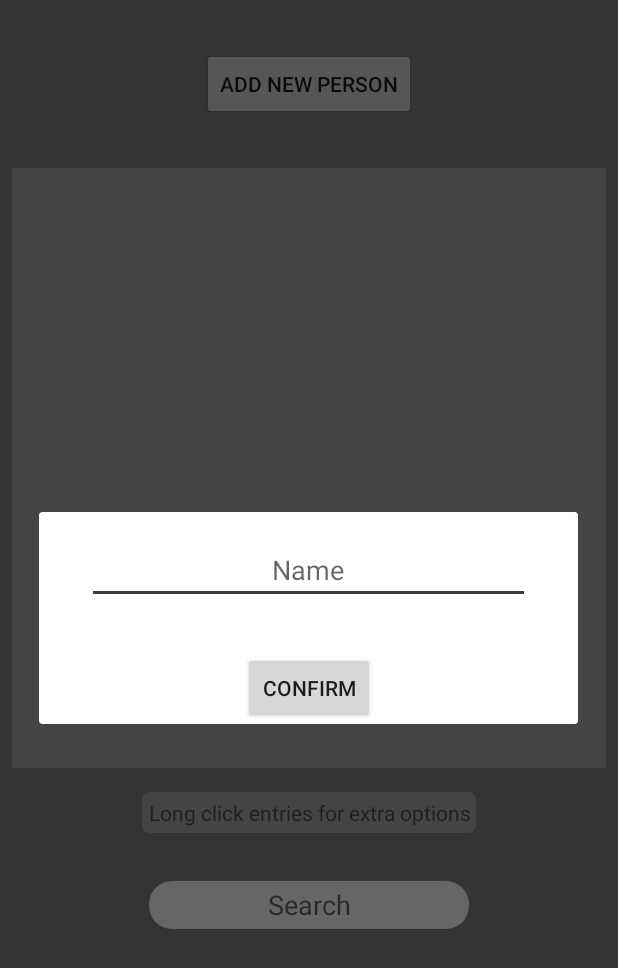
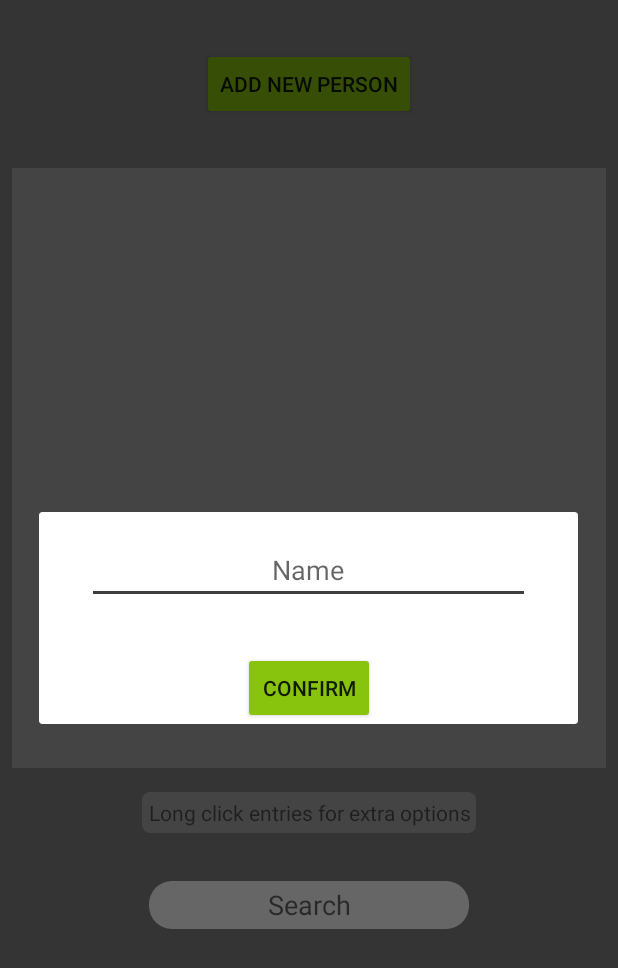
Before and after one commit to EWCMF/MobileMerchant, an Android app: the DebtOwedActivity screen opened directly, with no data from a screen before it, after a tap on "ADD NEW PERSON", on a phone screen of 412 x 824 dp. Shown: the top 968 px of the screen. Run offline under Robolectric (Android 15) with nearby library versions, the phone set to English and light mode, and no system bars; our stand-ins replace Room's generated code; 1 statement that could not run was skipped.

Commit message:
created string resources

```diff
--- a/app/src/main/java/com/android/example/mobilemerchant/view/CalculatorActivity.java
+++ b/app/src/main/java/com/android/example/mobilemerchant/view/CalculatorActivity.java
@@ -6,6 +6,7 @@ import android.view.View;
 import android.widget.Button;
 import android.widget.TextView;
 
+import androidx.appcompat.app.ActionBar;
 import androidx.appcompat.app.AppCompatActivity;
 
 import com.android.example.mobilemerchant.R;
@@ -26,6 +27,9 @@ public class CalculatorActivity extends AppCompatActivity {
     protected void onCreate(Bundle savedInstanceState) {
         super.onCreate(savedInstanceState);
         setContentView(R.layout.activity_calculator);
+
+        getSupportActionBar().setDisplayOptions(ActionBar.DISPLAY_SHOW_CUSTOM);
+        getSupportActionBar().setCustomView(R.layout.action_bar_layout);
 
 
 
--- a/app/src/main/res/layout/activity_debt_owed.xml
+++ b/app/src/main/res/layout/activity_debt_owed.xml
@@ -13,7 +13,8 @@
         android:layout_width="wrap_content"
         android:layout_height="wrap_content"
         android:layout_marginTop="32dp"
-        android:text="Add new person"
+        android:text="@string/addNewPersonButtonText"
+        android:backgroundTint="@color/title_color"
         app:layout_constraintEnd_toEndOf="parent"
         app:layout_constraintStart_toStartOf="parent"
         app:layout_constraintTop_toTopOf="parent" />
@@ -38,7 +39,7 @@
         android:background="@drawable/rounded_edittext_states"
         android:ems="10"
         android:gravity="center"
-        android:hint="Search"
+        android:hint="@string/searchFieldText"
         android:imeOptions="actionSearch"
         android:inputType="text"
         app:layout_constraintEnd_toEndOf="parent"
@@ -53,7 +54,7 @@
         android:background="@drawable/rounding_small"
         android:gravity="center"
         android:padding="4dp"
-        android:text="Long click entries for extra options"
+        android:text="@string/extraOptionText"
         app:layout_constraintEnd_toEndOf="parent"
         app:layout_constraintStart_toStartOf="parent"
         app:layout_constraintTop_toBottomOf="@+id/debt_recyclerView" />
--- a/app/src/main/res/layout/create_person_dialog.xml
+++ b/app/src/main/res/layout/create_person_dialog.xml
@@ -16,7 +16,7 @@
         android:layout_marginEnd="32dp"
         android:ems="10"
         android:gravity="center"
-        android:hint="Name"
+        android:hint="@string/nameTextHint"
         android:inputType="textPersonName"
         app:layout_constraintEnd_toEndOf="parent"
         app:layout_constraintStart_toStartOf="parent"
@@ -27,7 +27,8 @@
         android:layout_width="wrap_content"
         android:layout_height="wrap_content"
         android:layout_marginTop="32dp"
-        android:text="Confirm"
+        android:text="@string/confirmButtonText"
+        android:backgroundTint="@color/title_color"
         app:layout_constraintEnd_toEndOf="parent"
         app:layout_constraintStart_toStartOf="parent"
         app:layout_constraintTop_toBottomOf="@+id/create_person_dialog_name_editText" />
--- a/app/src/main/res/values/strings.xml
+++ b/app/src/main/res/values/strings.xml
@@ -31,4 +31,14 @@
         <item>NOK</item>
         <item>JPY</item>
     </string-array>
+    <!-- Debt owed strings here-->
+    <string name="addNewPersonButtonText">ADD NEW PERSON</string>
+    <string name="extraOptionText">Long click entries for extra options</string>
+    <string name="searchFieldText">Search</string>
+    <!-- Create item & person dialog strings here-->
+    <string name="valueTextHint">Value</string>
+    <string name="nameTextHint">Name</string>
+    <string name="confirmButtonText">CONFIRM</string>
+
+
 </resources>
```
Also changed, not shown: app/src/main/java/com/android/example/mobilemerchant/view/MainActivity.java (+0 -8 lines), app/src/main/res/layout/create_item_dialog.xml (+6 -4 lines), 1 other file.
